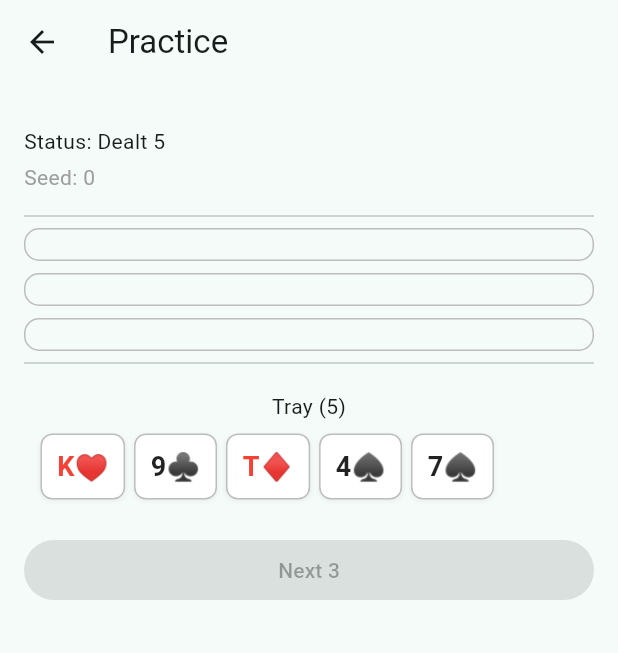
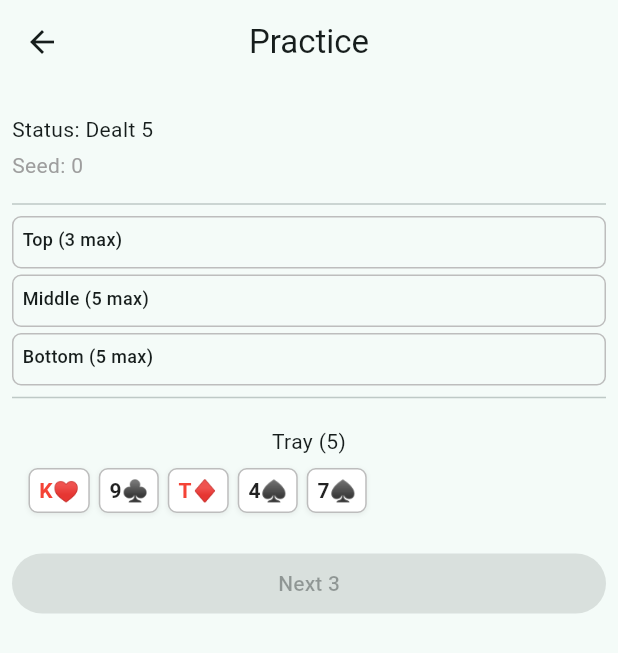
Before and after one commit to whywaita/ofc-app, a Flutter app: the GameScreen screen opened directly with empty values, on a phone screen of 412 x 824 dp. Shown: the top 653 px of the screen. Run offline on Flutter 3.47's test engine with Material 3 defaults, Android fonts, the phone set to English and light mode, and no system bars.

Commit message:
Implement by flutter-web

```diff
--- a/app/lib/game_screen.dart
+++ b/app/lib/game_screen.dart
@@ -70,20 +70,31 @@ class _GameScreenState extends State<GameScreen> {
 
   bool _isRed(PlayingCard c) => c.suit.name == 'hearts' || c.suit.name == 'diamonds';
 
-  Widget _cardWidget(PlayingCard c, {bool large = false, Color? borderColor}) {
+  Widget _cardWidget(PlayingCard c, {bool large = false, Color? borderColor, bool isSmallScreen = false}) {
     final txt = '${_rankSymbol(c)}${_suitEmoji(c)}';
     final color = _isRed(c) ? Colors.red : Colors.black87;
+
     return Container(
-      padding: const EdgeInsets.symmetric(horizontal: 10, vertical: 8),
+      padding: EdgeInsets.symmetric(
+        horizontal: isSmallScreen ? 6 : 10,
+        vertical: isSmallScreen ? 4 : 8,
+      ),
       decoration: BoxDecoration(
         color: Colors.white,
-        borderRadius: BorderRadius.circular(8),
+        borderRadius: BorderRadius.circular(isSmallScreen ? 6 : 8),
         border: Border.all(color: borderColor ?? Colors.grey.shade400),
         boxShadow: [
           BoxShadow(color: Colors.black.withValues(alpha: 0.06), blurRadius: 2, offset: const Offset(0, 1)),
         ],
       ),
-      child: Text(txt, style: TextStyle(fontSize: large ? 22 : 18, color: color, fontWeight: FontWeight.w600)),
+      child: Text(
+        txt,
+        style: TextStyle(
+          fontSize: large ? (isSmallScreen ? 18 : 22) : (isSmallScreen ? 14 : 18),
+          color: color,
+          fontWeight: FontWeight.w600,
+        ),
+      ),
     );
   }
 
@@ -125,6 +136,9 @@ class _GameScreenState extends State<GameScreen> {
   // List<PlayingCard> _trayCardsForCycle(Set<String> ids) => CycleLogic.trayCardsForCycle(_eng!.tray, ids);
 
   Widget _dropZone({required String title, required List<PlayingCard> current, required int max, required Slot slot}) {
+    final screenSize = MediaQuery.of(context).size;
+    final isSmallScreen = screenSize.width < 600;
+
     return DragTarget<PlayingCard>(
       onWillAcceptWithDetails: (details) {
         final eng = _eng;
@@ -164,27 +178,40 @@ class _GameScreenState extends State<GameScreen> {
       builder: (context, candidate, rejected) {
         final highlight = candidate.isNotEmpty;
         return Container(
-          padding: const EdgeInsets.all(10),
+          padding: EdgeInsets.all(isSmallScreen ? 6 : 10),
           decoration: BoxDecoration(
             border: Border.all(color: highlight ? Colors.teal : Colors.grey.shade400),
-            borderRadius: BorderRadius.circular(10),
+            borderRadius: BorderRadius.circular(isSmallScreen ? 6 : 10),
             color: highlight ? Colors.teal.withValues(alpha: 0.06) : null,
           ),
-          child: Wrap(
-            alignment: WrapAlignment.center,
-            spacing: 6,
-            runSpacing: 6,
+          child: Column(
+            crossAxisAlignment: CrossAxisAlignment.start,
+            children: [
+              Text(
+                '$title ($max max)',
+                style: TextStyle(
+                  fontSize: isSmallScreen ? 12 : 14,
+                  fontWeight: FontWeight.w500,
+                ),
+              ),
+              const SizedBox(height: 4),
+              Wrap(
+                alignment: WrapAlignment.start,
+                spacing: isSmallScreen ? 4 : 6,
+                runSpacing: isSmallScreen ? 4 : 6,
                 children: [
                   for (final c in current)
                     if (_movableIds.contains(c.toString()))
                       Draggable<PlayingCard>(
                         data: c,
-                    feedback: Material(color: Colors.transparent, child: _cardWidget(c, large: true, borderColor: Colors.teal)),
-                    childWhenDragging: Opacity(opacity: 0.3, child: _cardWidget(c, borderColor: Colors.teal)),
-                    child: _cardWidget(c, borderColor: Colors.teal),
+                        feedback: Material(color: Colors.transparent, child: _cardWidget(c, large: true, borderColor: Colors.teal, isSmallScreen: isSmallScreen)),
+                        childWhenDragging: Opacity(opacity: 0.3, child: _cardWidget(c, borderColor: Colors.teal, isSmallScreen: isSmallScreen)),
+                        child: _cardWidget(c, borderColor: Colors.teal, isSmallScreen: isSmallScreen),
                       )
                     else
-                  _cardWidget(c, borderColor: Colors.grey.shade500),
+                      _cardWidget(c, borderColor: Colors.grey.shade500, isSmallScreen: isSmallScreen),
+                ],
+              ),
             ],
           ),
         );
@@ -204,10 +231,18 @@ class _GameScreenState extends State<GameScreen> {
     // Commit判定は下部の主ボタンで直接確認するため未使用
     _movableIds = _currentCycleIds();
 
+    // スマートフォン対応
+    final screenSize = MediaQuery.of(context).size;
+    final isSmallScreen = screenSize.width < 600;
+
     return Scaffold(
-      appBar: AppBar(title: const Text('Practice')),
-      body: Padding(
-        padding: const EdgeInsets.all(16),
+      appBar: AppBar(
+        title: const Text('Practice'),
+        centerTitle: true,
+      ),
+      body: SingleChildScrollView(
+        child: Padding(
+          padding: EdgeInsets.all(isSmallScreen ? 8 : 16),
         child: Column(
           crossAxisAlignment: CrossAxisAlignment.stretch,
           children: [
@@ -221,9 +256,9 @@ class _GameScreenState extends State<GameScreen> {
             const SizedBox(height: 8),
             const Divider(),
             _dropZone(title: 'Top', current: top, max: 3, slot: Slot.top),
-            const SizedBox(height: 8),
+            SizedBox(height: isSmallScreen ? 4 : 8),
             _dropZone(title: 'Middle', current: middle, max: 5, slot: Slot.middle),
-            const SizedBox(height: 8),
+            SizedBox(height: isSmallScreen ? 4 : 8),
             _dropZone(title: 'Bottom', current: bottom, max: 5, slot: Slot.bottom),
             const Divider(),
             DragTarget<PlayingCard>(
@@ -263,9 +298,9 @@ class _GameScreenState extends State<GameScreen> {
                         for (final c in tray)
                           Draggable<PlayingCard>(
                             data: c,
-                            feedback: Material(color: Colors.transparent, child: _cardWidget(c, large: true)),
-                            childWhenDragging: Opacity(opacity: 0.3, child: _cardWidget(c)),
-                            child: _cardWidget(c),
+                            feedback: Material(color: Colors.transparent, child: _cardWidget(c, large: true, isSmallScreen: isSmallScreen)),
+                            childWhenDragging: Opacity(opacity: 0.3, child: _cardWidget(c, isSmallScreen: isSmallScreen)),
+                            child: _cardWidget(c, isSmallScreen: isSmallScreen),
                           ),
                       ],
                     ),
@@ -334,12 +369,13 @@ class _GameScreenState extends State<GameScreen> {
                 alignment: WrapAlignment.center,
                 spacing: 6,
                 runSpacing: 6,
-                children: [for (final c in eng.discards) _cardWidget(c)],
+                children: [for (final c in eng.discards) _cardWidget(c, isSmallScreen: isSmallScreen)],
               ),
             ],
           ],
         ),
         ),
+      ),
     );
   }
 }
```
Also changed, not shown: app/lib/main.dart (+75 -9 lines), 2 other files. Lines whose indentation alone changed are shown as unchanged.
